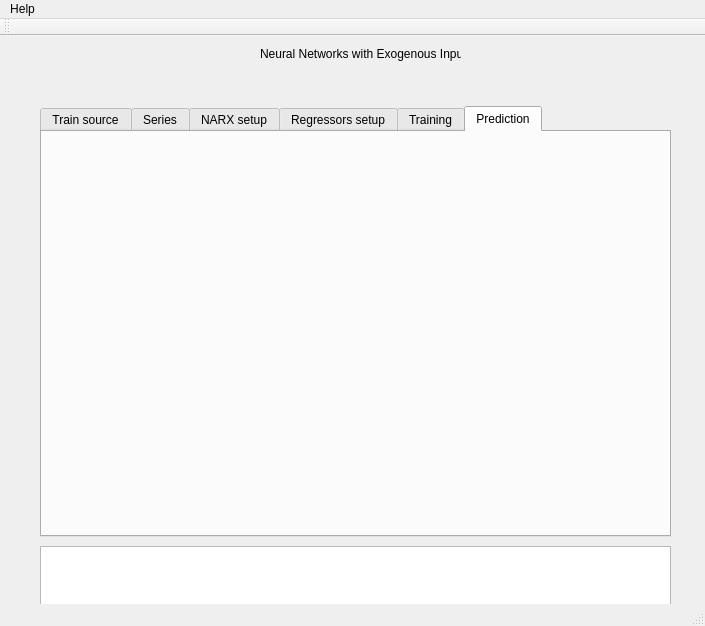
Old version of the form src/narx2.ui in the repository sandsmark/narxsim.
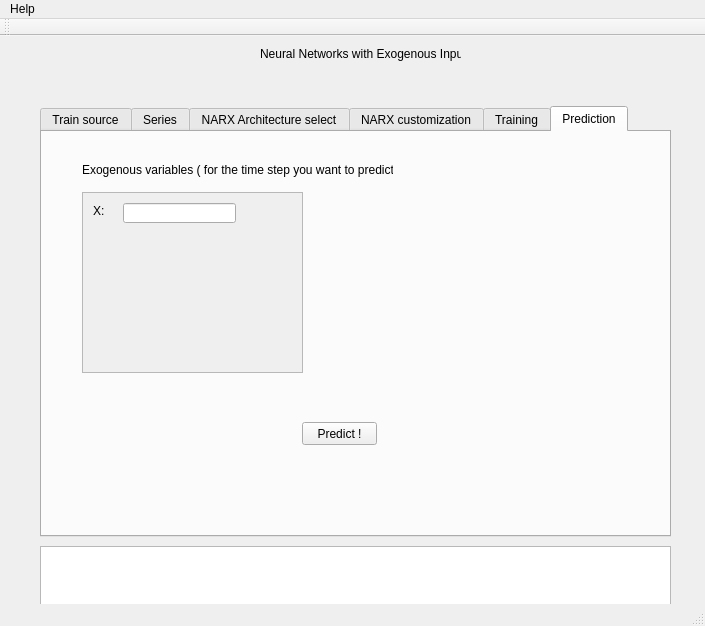
New version of the form. The open tabs and pages were chosen to show the change.

The edit to the form file:
```diff
--- a/src/narx2.ui
+++ b/src/narx2.ui
@@ -496,7 +496,7 @@
     </widget>
     <widget class="QWidget" name="tab_5">
      <attribute name="title">
-      <string>NARX setup</string>
+      <string>NARX Architecture select</string>
      </attribute>
      <widget class="QLabel" name="label_9">
       <property name="geometry">
@@ -912,7 +912,7 @@
     </widget>
     <widget class="QWidget" name="tab_3">
      <attribute name="title">
-      <string>Regressors setup</string>
+      <string>NARX customization</string>
      </attribute>
      <widget class="QLabel" name="label_6">
       <property name="geometry">
@@ -1116,6 +1116,78 @@
      <attribute name="title">
       <string>Prediction</string>
      </attribute>
+     <widget class="QLabel" name="label_20">
+      <property name="geometry">
+       <rect>
+        <x>40</x>
+        <y>30</y>
+        <width>311</width>
+        <height>16</height>
+       </rect>
+      </property>
+      <property name="text">
+       <string>Exogenous variables ( for the time step you want to predict):</string>
+      </property>
+     </widget>
+     <widget class="QScrollArea" name="scrollArea">
+      <property name="geometry">
+       <rect>
+        <x>40</x>
+        <y>60</y>
+        <width>221</width>
+        <height>181</height>
+       </rect>
+      </property>
+      <property name="widgetResizable">
+       <bool>false</bool>
+      </property>
+      <widget class="QWidget" name="scrollAreaWidgetContents">
+       <property name="geometry">
+        <rect>
+         <x>0</x>
+         <y>0</y>
+         <width>189</width>
+         <height>109</height>
+        </rect>
+       </property>
+       <widget class="QLabel" name="label_exo1">
+        <property name="geometry">
+         <rect>
+          <x>10</x>
+          <y>10</y>
+          <width>21</width>
+          <height>16</height>
+         </rect>
+        </property>
+        <property name="text">
+         <string>X:</string>
+        </property>
+       </widget>
+       <widget class="QLineEdit" name="lineEdit_exo1">
+        <property name="geometry">
+         <rect>
+          <x>40</x>
+          <y>10</y>
+          <width>113</width>
+          <height>20</height>
+         </rect>
+        </property>
+       </widget>
+      </widget>
+     </widget>
+     <widget class="QPushButton" name="button_predict">
+      <property name="geometry">
+       <rect>
+        <x>260</x>
+        <y>290</y>
+        <width>75</width>
+        <height>23</height>
+       </rect>
+      </property>
+      <property name="text">
+       <string>Predict !</string>
+      </property>
+     </widget>
     </widget>
    </widget>
    <widget class="QPlainTextEdit" name="text_log">
```
Left out of the diff: 132 changed lines with no effect on the pictures.
